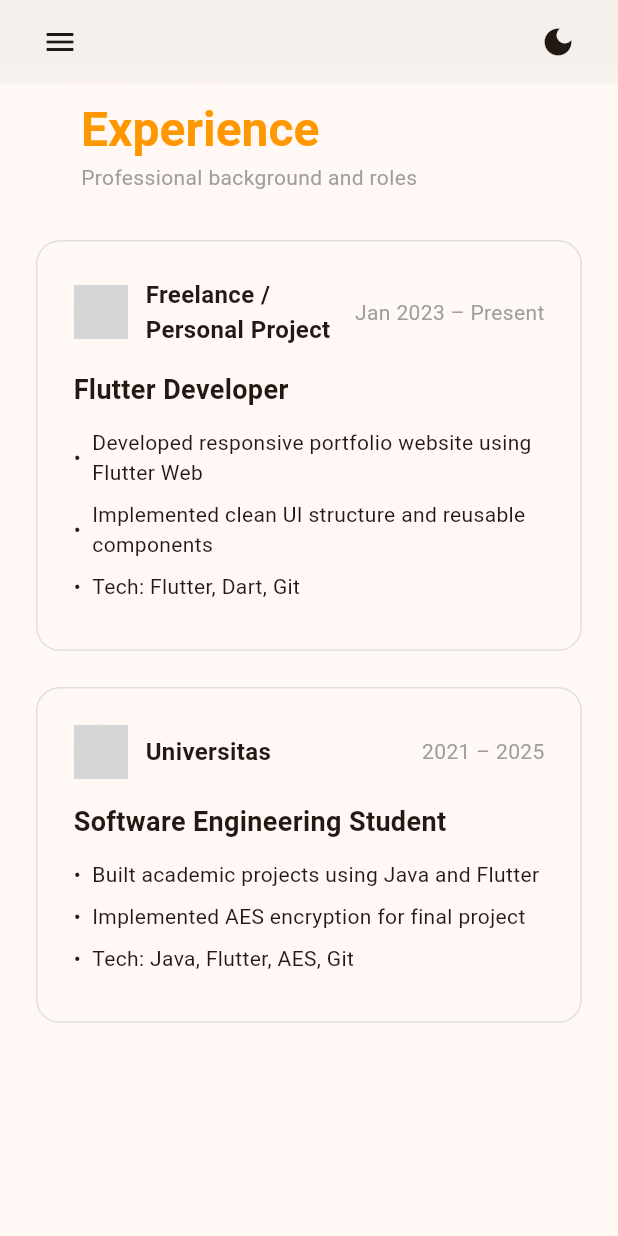
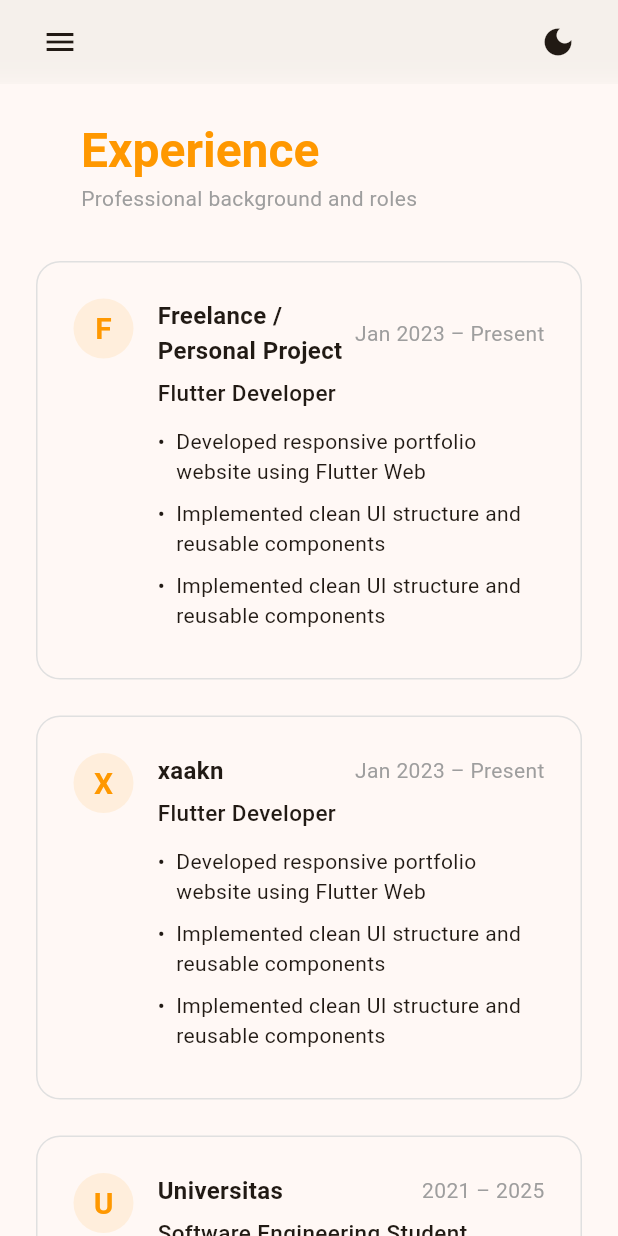
Before and after one commit to isrohadi18/p-isrohadi18, a Flutter app: the screen it shows after launch, swiped to page 3, on a phone screen of 412 x 824 dp. Run offline on Flutter 3.47's test engine with Material 3 defaults, Android fonts, the phone set to English and light mode, and no system bars; drawn by our look-alikes of flutter_animate; our stand-ins replace animated_text_kit; network calls fail; grey boxes are pictures that could not be loaded.

Commit message:
fixbug2 experience bar

```diff
--- a/lib/pages/experience_page.dart
+++ b/lib/pages/experience_page.dart
@@ -1,16 +1,23 @@
 import 'package:flutter/material.dart';
 import 'package:flutter_animate/flutter_animate.dart';
+
+// bool isMobileLayout(BuildContext context) {
+//   return MediaQuery.of(context).size.width < 768;
+// }
 
 class ExperiencePage extends StatelessWidget {
   const ExperiencePage({super.key});
 
+  bool isMobileLayout(BuildContext context) {
+    return MediaQuery.of(context).size.width < 768;
+  }
+
   @override
   Widget build(BuildContext context) {
-    final isMobile = MediaQuery.of(context).size.width < 768;
+    final isMobile = isMobileLayout(context);
 
-    return Container(
-      width: double.infinity,
-      padding: const EdgeInsets.symmetric(horizontal: 24, vertical: 10),
+    return SingleChildScrollView(
+      padding: const EdgeInsets.symmetric(horizontal: 24, vertical: 24),
       child: Column(
         crossAxisAlignment: CrossAxisAlignment.start,
         children: [
@@ -19,6 +26,7 @@ class ExperiencePage extends StatelessWidget {
             subtitle: 'Professional background and roles',
           ),
           const SizedBox(height: 32),
+
           ...List.generate(
             experienceList.length,
             (index) =>
@@ -29,6 +37,8 @@ class ExperiencePage extends StatelessWidget {
                       isLast: index == experienceList.length - 1,
                     ),
           ),
+
+          const SizedBox(height: 64), // 🔥 PENTING: ruang akhir
         ],
       ),
     );
@@ -96,9 +106,22 @@ final List<Experience> experienceList = [
     highlights: [
       'Developed responsive portfolio website using Flutter Web',
       'Implemented clean UI structure and reusable components',
-      'Tech: Flutter, Dart, Git',
+      'Implemented clean UI structure and reusable components',
     ],
   ),
+
+  Experience(
+    company: 'xaakn',
+    period: 'Jan 2023 – Present',
+    role: 'Flutter Developer',
+    logo: 'assets/images/company_placeholder.png',
+    highlights: [
+      'Developed responsive portfolio website using Flutter Web',
+      'Implemented clean UI structure and reusable components',
+      'Implemented clean UI structure and reusable components',
+    ],
+  ),
+
   Experience(
     company: 'Universitas',
     period: '2021 – 2025',
@@ -107,7 +130,7 @@ final List<Experience> experienceList = [
     highlights: [
       'Built academic projects using Java and Flutter',
       'Implemented AES encryption for final project',
-      'Tech: Java, Flutter, AES, Git',
+      'Implemented AES encryption for final project',
     ],
   ),
 ];
@@ -119,95 +142,6 @@ class ExperienceCard extends StatefulWidget {
 
   @override
   State<ExperienceCard> createState() => _ExperienceCardState();
-  Widget build(BuildContext context) {
-    return Container(
-      margin: const EdgeInsets.only(bottom: 24),
-      padding: const EdgeInsets.all(24),
-      decoration: BoxDecoration(
-        borderRadius: BorderRadius.circular(16),
-        border: Border.all(color: Colors.grey.shade300),
-      ),
-      child: Column(
-        crossAxisAlignment: CrossAxisAlignment.start,
-        children: [
-          _buildHeader(),
-          const SizedBox(height: 16),
-          Text(
-            experience.role,
-            style: const TextStyle(fontSize: 18, fontWeight: FontWeight.w600),
-          ),
-          const SizedBox(height: 12),
-          ...experience.highlights.map(
-            (item) => Padding(
-              padding: const EdgeInsets.only(bottom: 8),
-              child: Row(
-                crossAxisAlignment: CrossAxisAlignment.start,
-                children: [const Text('•  '), Expanded(child: Text(item))],
-              ),
-            ),
-          ),
-        ],
-      ),
-    );
-  }
-
-  Widget _buildHeader() {
-    return Row(
-      children: [
-        CircleAvatar(radius: 18, backgroundImage: AssetImage(experience.logo)),
-        const SizedBox(width: 12),
-        Expanded(
-          child: Text(
-            experience.company,
-            style: const TextStyle(fontSize: 16, fontWeight: FontWeight.w600),
-          ),
-        ),
-        Text(
-          experience.period,
-          style: const TextStyle(fontSize: 14, color: Colors.grey),
-        ),
-      ],
-    );
-  }
-}
-
-class TimelineItem extends StatelessWidget {
-  final Experience experience;
-  final bool isLast;
-
-  const TimelineItem({
-    super.key,
-    required this.experience,
-    this.isLast = false,
-  });
-
-  @override
-  Widget build(BuildContext context) {
-    return Row(
-      crossAxisAlignment: CrossAxisAlignment.start,
-      children: [
-        // Timeline indicator
-        Column(
-          children: [
-            Container(
-              width: 12,
-              height: 12,
-              decoration: const BoxDecoration(
-                color: Colors.black,
-                shape: BoxShape.circle,
-              ),
-            ),
-            if (!isLast)
-              Container(width: 2, height: 120, color: Colors.grey.shade300),
-          ],
-        ),
-        const SizedBox(width: 24),
-
-        // Card
-        Expanded(child: ExperienceCard(experience: experience)),
-      ],
-    );
-  }
 }
 
 class _ExperienceCardState extends State<ExperienceCard> {
@@ -242,40 +176,73 @@ class _ExperienceCardState extends State<ExperienceCard> {
                   ]
                   : [],
         ),
+        child: Row(
+          crossAxisAlignment: CrossAxisAlignment.start,
+          children: [
+            CompanyAvatar(companyName: exp.company),
+
+            const SizedBox(width: 16),
+
+            Expanded(
               child: Column(
                 crossAxisAlignment: CrossAxisAlignment.start,
                 children: [
+                  // COMPANY + PERIOD
                   Row(
                     children: [
-                CircleAvatar(radius: 18, backgroundImage: AssetImage(exp.logo)),
-                const SizedBox(width: 12),
                       Expanded(
                         child: Text(
                           exp.company,
                           style: const TextStyle(
-                      fontSize: 16,
+                            fontSize: ExperienceTextStyle.companySize,
                             fontWeight: FontWeight.w600,
                           ),
                         ),
                       ),
                       Text(
                         exp.period,
-                  style: const TextStyle(fontSize: 14, color: Colors.grey),
+                        style: const TextStyle(
+                          fontSize: ExperienceTextStyle.periodSize,
+                          color: Colors.grey,
+                        ),
                       ),
                     ],
                   ),
-            const SizedBox(height: 16),
+
+                  const SizedBox(height: 6),
+
+                  // ROLE
                   Text(
                     exp.role,
-              style: const TextStyle(fontSize: 18, fontWeight: FontWeight.w600),
+                    style: const TextStyle(
+                      fontSize: ExperienceTextStyle.roleSize,
+                      fontWeight: FontWeight.w500,
                     ),
+                  ),
+
                   const SizedBox(height: 12),
+
+                  // HIGHLIGHTS
                   ...exp.highlights.map(
                     (item) => Padding(
                       padding: const EdgeInsets.only(bottom: 8),
                       child: Row(
-                  children: [const Text('•  '), Expanded(child: Text(item))],
+                        crossAxisAlignment: CrossAxisAlignment.start,
+                        children: [
+                          const Text('•  '),
+                          Expanded(
+                            child: Text(
+                              item,
+                              style: const TextStyle(
+                                fontSize: ExperienceTextStyle.bulletSize,
                               ),
+                            ),
+                          ),
+                        ],
+                      ),
+                    ),
+                  ),
+                ],
               ),
             ),
           ],
@@ -284,3 +251,81 @@ class _ExperienceCardState extends State<ExperienceCard> {
     );
   }
 }
+
+class TimelineItem extends StatelessWidget {
+  final Experience experience;
+  final bool isLast;
+
+  const TimelineItem({
+    super.key,
+    required this.experience,
+    this.isLast = false,
+  });
+
+  @override
+  Widget build(BuildContext context) {
+    return IntrinsicHeight(
+      child: Row(
+        crossAxisAlignment: CrossAxisAlignment.start,
+        children: [
+          // TIMELINE
+          Column(
+            children: [
+              Container(
+                width: 12,
+                height: 12,
+                decoration: const BoxDecoration(
+                  color: Colors.black,
+                  shape: BoxShape.circle,
+                ),
+              ),
+              if (!isLast)
+                Expanded(
+                  child: Container(width: 3, color: Colors.grey.shade300),
+                ),
+            ],
+          ),
+
+          const SizedBox(width: 24),
+
+          // CARD
+          Expanded(child: ExperienceCard(experience: experience)),
+        ],
+      ),
+    );
+  }
+}
+
+class CompanyAvatar extends StatelessWidget {
+  final String companyName;
+  final double size;
+
+  const CompanyAvatar({super.key, required this.companyName, this.size = 40});
+
+  @override
+  Widget build(BuildContext context) {
+    return CircleAvatar(
+      radius: size / 2,
+      backgroundColor: Theme.of(context).colorScheme.primary.withOpacity(0.1),
+      child: Text(
+        _getInitial(companyName),
+        style: TextStyle(
+          fontSize: size / 2,
+          fontWeight: FontWeight.bold,
+          color: Theme.of(context).colorScheme.primary,
+        ),
+      ),
+    );
+  }
+
+  String _getInitial(String name) {
+    return name.isNotEmpty ? name[0].toUpperCase() : '?';
+  }
+}
+
+class ExperienceTextStyle {
+  static const double companySize = 16;
+  static const double roleSize = 15;
+  static const double periodSize = 14;
+  static const double bulletSize = 14;
+}
```
Lines whose indentation alone changed are shown as unchanged.
